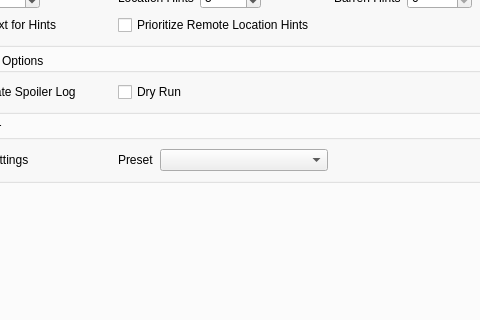
Aelire/wwrando, file wwr_ui/randomizer_window.ui: the form before one commit; both pictures show x 130 to 610 and y 252 to 572 of the 905 by 744 pixel window.
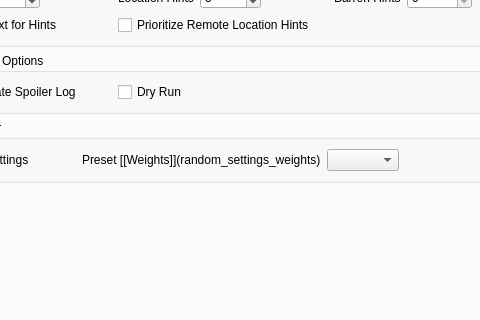
The form after the commit. The open tabs and pages were chosen to show the change. Custom widgets are drawn as their Qt base class.

Commit message:
Add UI for displaying weights in the randomizer
Using the yaml-based weights declaration and some really really ugly-ass
HTML mangling, we can show the weights for a given preset in a UI popup,
which guarantees no more documentation drifting away from the
configuration

What changed in the file:
```diff
--- a/wwr_ui/randomizer_window.ui
+++ b/wwr_ui/randomizer_window.ui
@@ -1227,7 +1227,10 @@
                     </sizepolicy>
                    </property>
                    <property name="text">
-                    <string>Preset</string>
+                    <string>Preset [[Weights]](random_settings_weights)</string>
+                   </property>
+                   <property name="textFormat">
+                    <enum>Qt::MarkdownText</enum>
                    </property>
                   </widget>
                  </item>
```
The commit also changes 5 other files.
